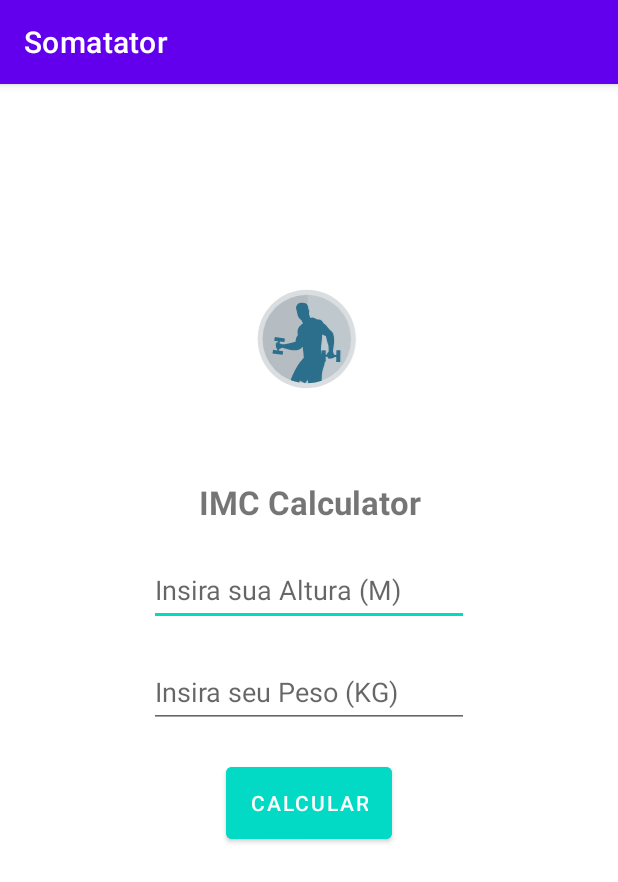
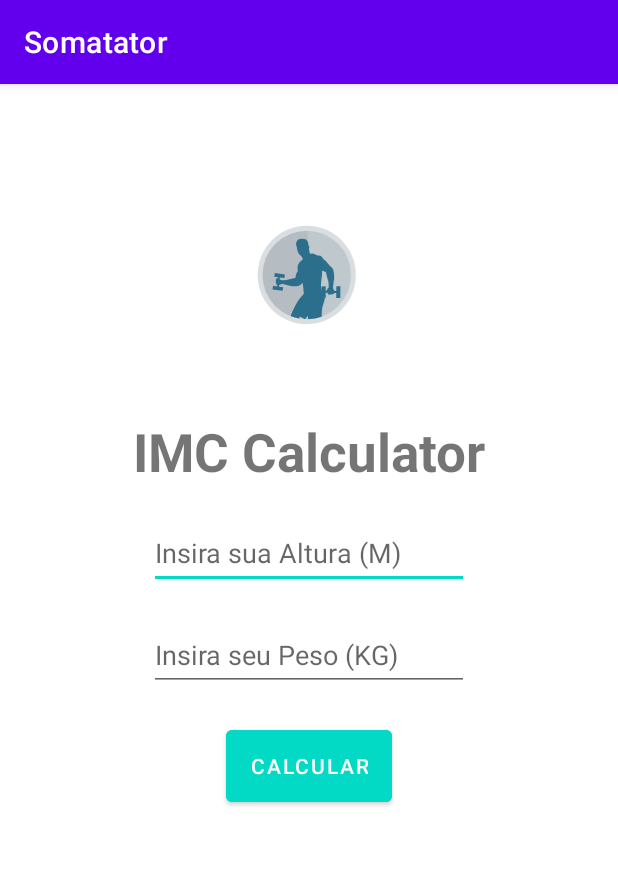
Before and after one commit to ivisondsb/imc_calculator, an Android app: the screen it shows after launch (MainActivity), on a phone screen of 412 x 824 dp. Shown: the top 882 px of the screen. Run offline under Robolectric (Android 15) with nearby library versions, the phone set to English and light mode, and no system bars.

Commit message:
show result according to imc table

```diff
--- a/app/src/main/res/layout/activity_main.xml
+++ b/app/src/main/res/layout/activity_main.xml
@@ -21,7 +21,7 @@
         android:layout_marginBottom="20dp"
         android:gravity="center_horizontal"
         android:text="IMC Calculator"
-        android:textSize="22sp"
+        android:textSize="35sp"
         android:textStyle="bold" />
 
     <EditText
@@ -56,6 +56,15 @@
         android:id="@+id/result"
         android:layout_width="wrap_content"
         android:layout_height="wrap_content"
-        android:layout_marginBottom="150dp" />
+        android:layout_marginBottom="80dp"
+        android:textSize="16sp" />
+
+    <TextView
+        android:id="@+id/tab"
+        android:layout_width="wrap_content"
+        android:layout_height="wrap_content"
+        android:layout_marginBottom="100dp"
+        android:textSize="25sp"
+        android:textStyle="bold" />
 
 </androidx.appcompat.widget.LinearLayoutCompat>
```
Also changed, not shown: app/src/main/java/com/ivisondsb/somatator/MainActivity.kt (+15 -0 lines).
